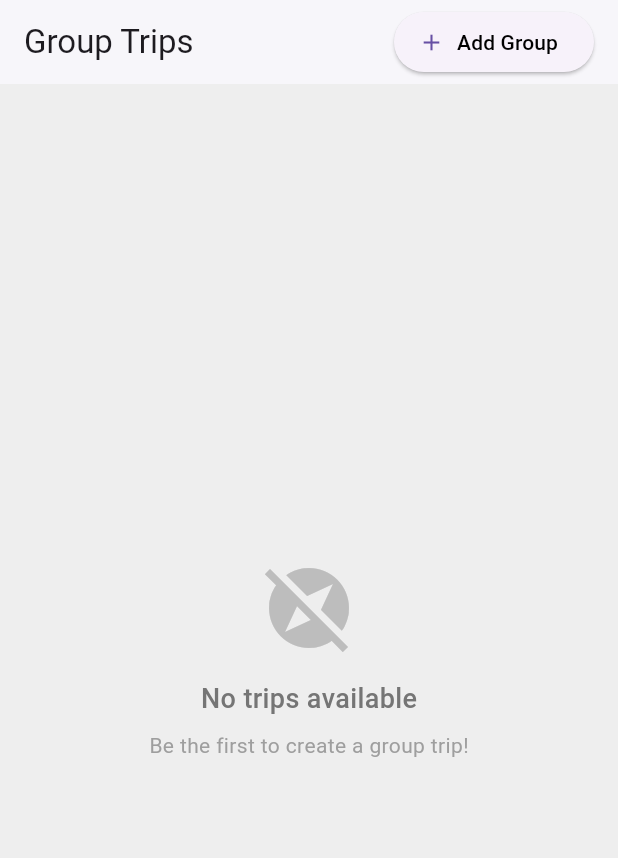
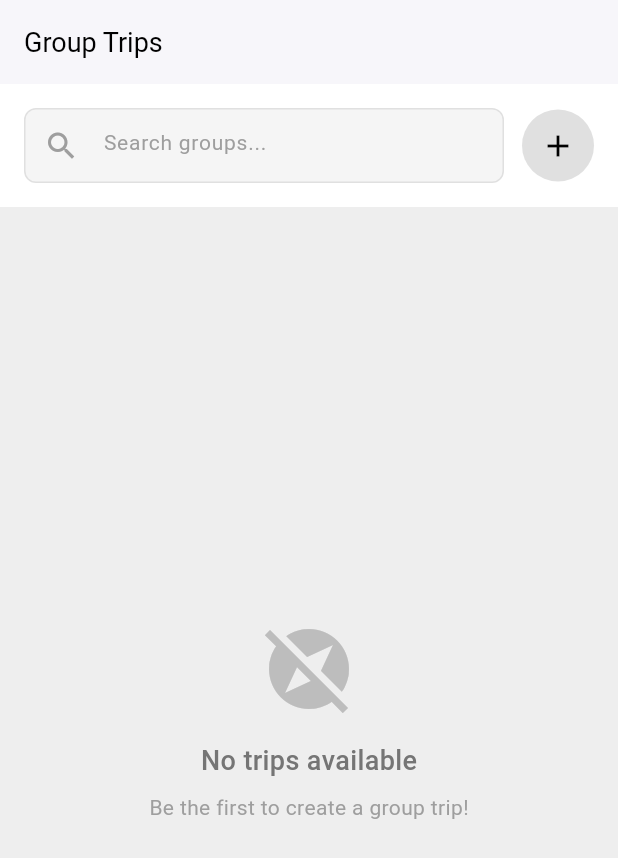
Before and after one commit to nilupul-dew/MAD_Group_09, a Flutter app: the screen it shows after launch, on a phone screen of 412 x 824 dp. Shown: the top 858 px of the screen. Run offline on Flutter 3.47's test engine with Material 3 defaults, Android fonts, the phone set to English and light mode, and no system bars; our stand-ins replace cloud_firestore, firebase_auth, firebase_core; accounts and stored records are empty.

Commit message:
Fixed some errors

```diff
--- a/hiking_app/lib/presentation/screens/group_trip_screen.dart
+++ b/hiking_app/lib/presentation/screens/group_trip_screen.dart
@@ -16,6 +16,46 @@ class GroupTripScreen extends StatefulWidget {
 
 class _CommunityScreenState extends State<GroupTripScreen> {
   final User? currentUser = FirebaseAuth.instance.currentUser;
+  final TextEditingController _searchController = TextEditingController();
+  String _searchQuery = '';
+  bool _isSearching = false;
+
+  @override
+  void initState() {
+    super.initState();
+    _searchController.addListener(() {
+      setState(() {
+        _searchQuery = _searchController.text.toLowerCase();
+        _isSearching = _searchQuery.isNotEmpty;
+      });
+    });
+  }
+
+  @override
+  void dispose() {
+    _searchController.dispose();
+    super.dispose();
+  }
+
+  void _clearSearch() {
+    _searchController.clear();
+    setState(() {
+      _searchQuery = '';
+      _isSearching = false;
+    });
+  }
+
+  bool _matchesSearch(Map<String, dynamic> data) {
+    if (_searchQuery.isEmpty) return true;
+
+    final title = (data['title'] ?? '').toString().toLowerCase();
+    final description = (data['description'] ?? '').toString().toLowerCase();
+    final destination = (data['destination'] ?? '').toString().toLowerCase();
+
+    return title.contains(_searchQuery) ||
+        description.contains(_searchQuery) ||
+        destination.contains(_searchQuery);
+  }
 
   Future<void> _joinTrip(String tripId) async {
     final uid = currentUser?.uid ?? 'testUser123';
@@ -38,7 +78,7 @@ class _CommunityScreenState extends State<GroupTripScreen> {
       Navigator.pop(context);
       ScaffoldMessenger.of(context).showSnackBar(
         const SnackBar(
-          content: Text('✅ Successfully joined the trip!'),
+          content: Text('Successfully joined the trip!'),
           backgroundColor: Colors.green,
           duration: Duration(seconds: 2),
         ),
@@ -63,29 +103,82 @@ class _CommunityScreenState extends State<GroupTripScreen> {
     return Scaffold(
       backgroundColor: Colors.grey[200],
       appBar: AppBar(
-        title: const Text('Group Trips'),
+        title: const Text(
+          'Group Trips',
+          style: TextStyle(color: Colors.black, fontSize: 18),
+        ),
         backgroundColor: Colors.white,
         elevation: 1,
-        actions: [
-          Padding(
-            padding: const EdgeInsets.only(right: 16.0),
-            child: ElevatedButton.icon(
-              icon: const Icon(Icons.add),
-              label: const Text(
-                'Add Group',
-                style: TextStyle(color: Colors.black),
       ),
+      body: Column(
+        children: [
+          // Search Bar Section
+          Container(
+            padding: const EdgeInsets.all(16),
+            color: Colors.white,
+            child: Row(
+              children: [
+                // Search Bar
+                Expanded(
+                  child: Container(
+                    decoration: BoxDecoration(
+                      color: Colors.grey[100],
+                      borderRadius: BorderRadius.circular(8),
+                      border: Border.all(color: Colors.grey[300]!),
+                    ),
+                    child: TextField(
+                      controller: _searchController,
+                      decoration: InputDecoration(
+                        hintText: 'Search groups...',
+                        hintStyle: TextStyle(color: Colors.grey[500]),
+                        prefixIcon: Icon(Icons.search, color: Colors.grey[500]),
+                        suffixIcon:
+                            _isSearching
+                                ? IconButton(
+                                  icon: Icon(
+                                    Icons.clear,
+                                    color: Colors.grey[500],
+                                  ),
+                                  onPressed: _clearSearch,
+                                )
+                                : null,
+                        border: InputBorder.none,
+                        contentPadding: const EdgeInsets.symmetric(
+                          horizontal: 16,
+                          vertical: 12,
+                        ),
+                      ),
+                      style: const TextStyle(fontSize: 14),
+                    ),
+                  ),
+                ),
+                const SizedBox(width: 12),
+                // Add Group Button
+                Container(
+                  width: 48,
+                  height: 48,
+                  decoration: BoxDecoration(
+                    color: Colors.grey[300],
+                    shape: BoxShape.circle,
+                  ),
+                  child: IconButton(
+                    icon: const Icon(Icons.add, color: Colors.black, size: 24),
                     onPressed: () {
                       Navigator.push(
                         context,
-                  MaterialPageRoute(builder: (_) => const GroupTripForm()),
+                        MaterialPageRoute(
+                          builder: (_) => const GroupTripForm(),
+                        ),
                       );
                     },
                   ),
                 ),
               ],
             ),
-      body: StreamBuilder<QuerySnapshot>(
+          ),
+          // Results Section
+          Expanded(
+            child: StreamBuilder<QuerySnapshot>(
               stream:
                   FirebaseFirestore.instance
                       .collection('group_trips')
@@ -104,12 +197,56 @@ class _CommunityScreenState extends State<GroupTripScreen> {
                   return const EmptyStateWidget();
                 }
 
+                // Filter documents based on search query
+                final filteredDocs =
+                    snapshot.data!.docs.where((doc) {
+                      final data = doc.data() as Map<String, dynamic>;
+                      return _matchesSearch(data);
+                    }).toList();
+
+                if (filteredDocs.isEmpty && _isSearching) {
+                  return Center(
+                    child: Column(
+                      mainAxisAlignment: MainAxisAlignment.center,
+                      children: [
+                        Icon(
+                          Icons.search_off,
+                          size: 64,
+                          color: Colors.grey[400],
+                        ),
+                        const SizedBox(height: 16),
+                        Text(
+                          'No groups found',
+                          style: TextStyle(
+                            fontSize: 18,
+                            fontWeight: FontWeight.w600,
+                            color: Colors.grey[600],
+                          ),
+                        ),
+                        const SizedBox(height: 8),
+                        Text(
+                          'Try searching with different keywords',
+                          style: TextStyle(
+                            fontSize: 14,
+                            color: Colors.grey[500],
+                          ),
+                        ),
+                        const SizedBox(height: 16),
+                        ElevatedButton(
+                          onPressed: _clearSearch,
+                          child: const Text('Clear Search'),
+                        ),
+                      ],
+                    ),
+                  );
+                }
+
                 return ListView.separated(
                   padding: const EdgeInsets.all(16),
                   separatorBuilder: (_, __) => const SizedBox(height: 16),
-            itemCount: snapshot.data!.docs.length,
+                  itemCount: filteredDocs.length,
                   itemBuilder: (context, index) {
-              final doc = snapshot.data!.docs[index];
+                    final doc = filteredDocs[index];
                     final data = doc.data() as Map<String, dynamic>;
                     final members = List<String>.from(data['members'] ?? []);
 
@@ -124,6 +261,9 @@ class _CommunityScreenState extends State<GroupTripScreen> {
                 );
               },
             ),
+          ),
+        ],
+      ),
     );
   }
 }
```
Also changed, not shown: hiking_app/lib/presentation/screens/group_trip_form.dart (+8 -8 lines), hiking_app/lib/presentation/widgets/group_trip_card.dart (+20 -20 lines). Lines whose indentation alone changed are shown as unchanged.
